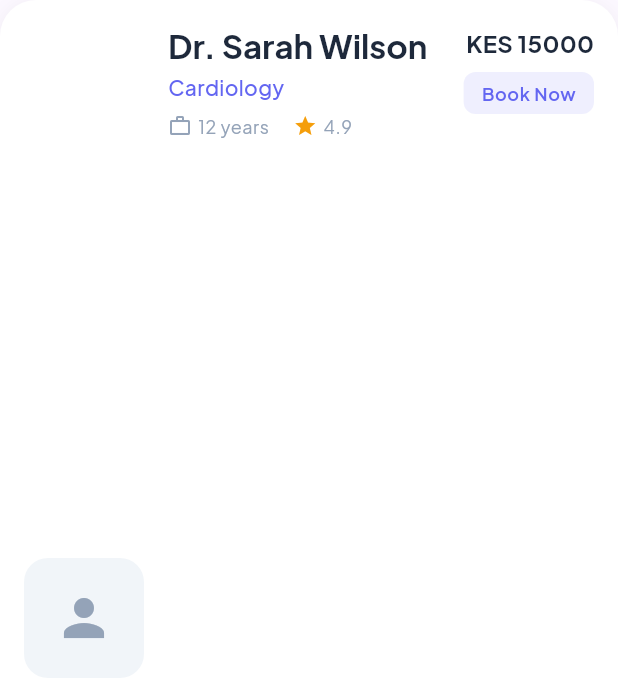
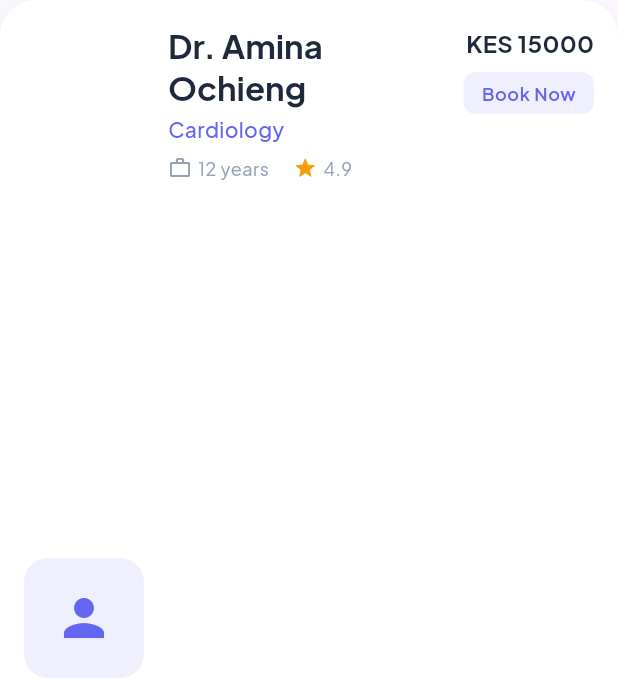
Before and after one commit to Paulah-linah/Healthcare-App, a Flutter app: the DoctorCard widget shown alone on an empty page, opened directly with sample values from the repository, on a phone screen of 412 x 824 dp. Shown: the top 678 px of the screen. Run offline on Flutter 3.47's test engine with Material 3 defaults, Android fonts, the phone set to English and light mode, and no system bars; drawn by our look-alikes of cached_network_image; our stand-ins replace flutter_staggered_animations, google_fonts, shared_preferences; accounts and stored records are empty.

Commit message:
Add Kenyan doctor names, avatars, and fix search functionality

```diff
--- a/lib/widgets/doctor_card.dart
+++ b/lib/widgets/doctor_card.dart
@@ -1,6 +1,5 @@
 import 'package:flutter/material.dart';
 import 'package:flutter_staggered_animations/flutter_staggered_animations.dart';
-import 'package:cached_network_image/cached_network_image.dart';
 import '../models/doctor.dart';
 
 class DoctorCard extends StatelessWidget {
@@ -38,32 +37,18 @@ class DoctorCard extends StatelessWidget {
               ),
               child: Row(
                 children: [
-                  // Doctor Image
-                  ClipRRect(
-                    borderRadius: BorderRadius.circular(16),
-                    child: CachedNetworkImage(
-                      imageUrl: doctor.image,
+                  // Doctor Avatar
+                  Container(
                     width: 80,
                     height: 80,
-                      fit: BoxFit.cover,
-                      placeholder: (context, url) => Container(
-                        width: 80,
-                        height: 80,
-                        color: const Color(0xFFF1F5F9),
-                        child: const Center(
-                          child: CircularProgressIndicator(),
+                    decoration: BoxDecoration(
+                      color: const Color(0xFF6366F1).withOpacity(0.1),
+                      borderRadius: BorderRadius.circular(16),
                     ),
-                      ),
-                      errorWidget: (context, url, error) => Container(
-                        width: 80,
-                        height: 80,
-                        color: const Color(0xFFF1F5F9),
                     child: const Icon(
                       Icons.person,
                       size: 40,
-                          color: Color(0xFF94A3B8),
-                        ),
-                      ),
+                      color: Color(0xFF6366F1),
                     ),
                   ),
 
```
Also changed, not shown: lib/models/doctor.dart (+14 -14 lines), lib/screens/home_screen.dart (+18 -1 lines), 3 other files. Lines whose indentation alone changed are shown as unchanged.
